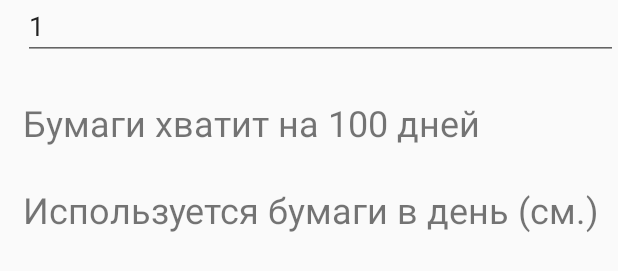
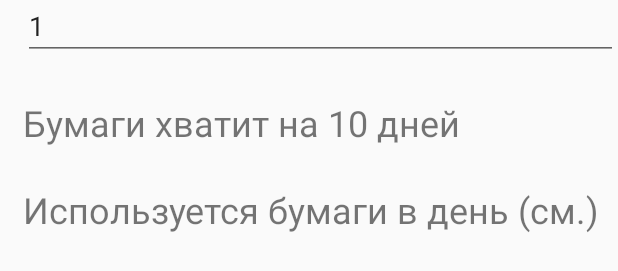
Before and after one commit to x913/ToiletPaperCalculator, an Android app: the layout activity_main.xml on its own in the app's theme, with its tools: preview values and no code run, on a phone screen of 412 x 824 dp. Shown: the part 212-483 px from the top of the screen. Run offline under Robolectric (Android 15) with nearby library versions, the phone set to English and light mode, and no system bars.

Commit message:
Correct typo

```diff
--- a/app/src/main/res/layout/activity_main.xml
+++ b/app/src/main/res/layout/activity_main.xml
@@ -53,7 +53,7 @@
         android:layout_marginTop="25dp"
         android:layout_marginLeft="15dp"
         android:textSize="24sp"
-        android:text="Бумаги хватит на 100 дней" />
+        android:text="Бумаги хватит на 10 дней" />
 
 
     <LinearLayout
```
